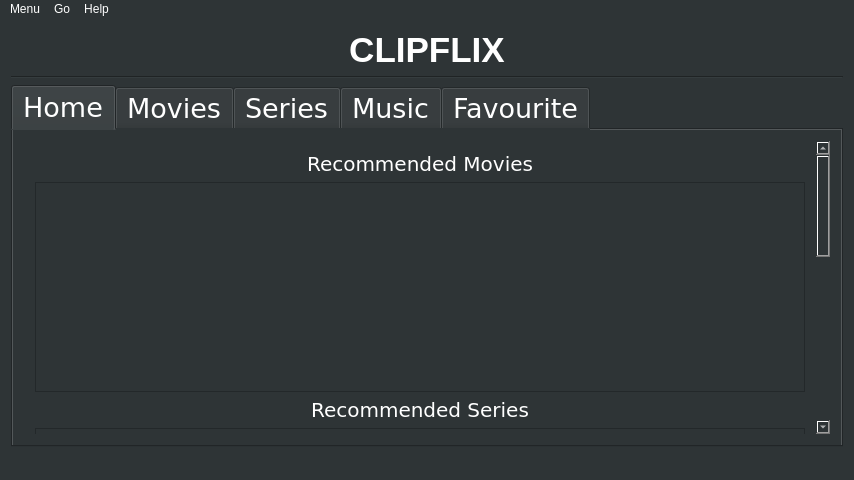
This is ClipFlix/mainwindow.ui in andralves717/IHC_Clipflix as Qt 5 draws it before an edit. The edited form follows.
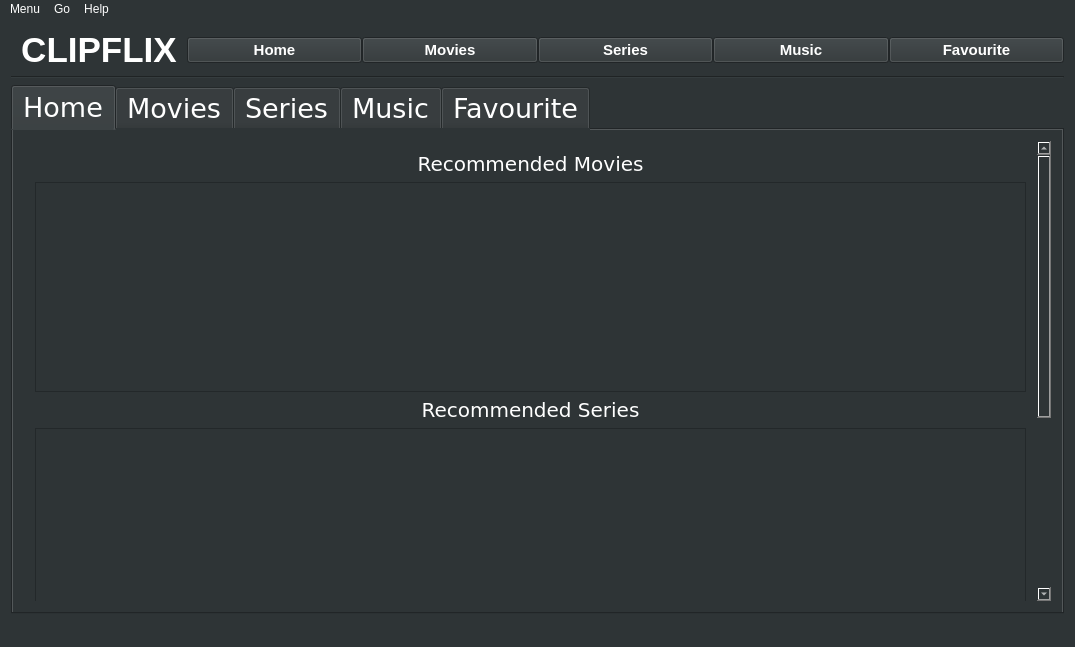
This is the edited form. The open tabs and pages were chosen to show the change. Icons and pictures are not drawn.

Commit message: Nav bar criada

Diff of the .ui file:
```diff
--- a/ClipFlix/mainwindow.ui
+++ b/ClipFlix/mainwindow.ui
@@ -6,8 +6,8 @@
    <rect>
     <x>0</x>
     <y>0</y>
-    <width>854</width>
-    <height>480</height>
+    <width>1075</width>
+    <height>647</height>
    </rect>
   </property>
   <property name="minimumSize">
@@ -39,7 +39,17 @@
   <widget class="QWidget" name="centralWidget">
    <layout class="QGridLayout" name="gridLayout_2">
     <item row="2" column="0">
+     <widget class="Line" name="line">
+      <property name="orientation">
+       <enum>Qt::Horizontal</enum>
+      </property>
+     </widget>
+    </item>
+    <item row="3" column="0">
      <widget class="QTabWidget" name="tabWidget">
+      <property name="enabled">
+       <bool>true</bool>
+      </property>
       <property name="font">
        <font>
         <family>DejaVu Sans</family>
@@ -91,8 +101,8 @@
             <rect>
              <x>0</x>
              <y>0</y>
-             <width>800</width>
-             <height>750</height>
+             <width>1016</width>
+             <height>753</height>
             </rect>
            </property>
            <property name="sizePolicy">
@@ -394,28 +404,136 @@
       </widget>
      </widget>
     </item>
-    <item row="0" column="0">
-     <widget class="QLabel" name="titulo">
-      <property name="sizePolicy">
-       <sizepolicy hsizetype="Preferred" vsizetype="Maximum">
-        <horstretch>0</horstretch>
-        <verstretch>0</verstretch>
-       </sizepolicy>
-      </property>
-      <property name="text">
-       <string>&lt;html&gt;&lt;head/&gt;&lt;body&gt;&lt;p align=&quot;center&quot;&gt;&lt;span style=&quot; font-size:26pt; font-weight:600;&quot;&gt;CLIPFLIX&lt;/span&gt;&lt;/p&gt;&lt;/body&gt;&lt;/html&gt;</string>
-      </property>
-      <property name="alignment">
-       <set>Qt::AlignCenter</set>
-      </property>
-     </widget>
-    </item>
     <item row="1" column="0">
-     <widget class="Line" name="line">
-      <property name="orientation">
-       <enum>Qt::Horizontal</enum>
+     <layout class="QHBoxLayout" name="horizontalLayout_7">
+      <property name="spacing">
+       <number>0</number>
       </property>
-     </widget>
+      <property name="sizeConstraint">
+       <enum>QLayout::SetNoConstraint</enum>
+      </property>
+      <item>
+       <widget class="QLabel" name="titulo">
+        <property name="sizePolicy">
+         <sizepolicy hsizetype="Preferred" vsizetype="Maximum">
+          <horstretch>0</horstretch>
+          <verstretch>0</verstretch>
+         </sizepolicy>
+        </property>
+        <property name="text">
+         <string>&lt;html&gt;&lt;head/&gt;&lt;body&gt;&lt;p align=&quot;center&quot;&gt;&lt;span style=&quot; font-size:26pt; font-weight:600;&quot;&gt;CLIPFLIX&lt;/span&gt;&lt;/p&gt;&lt;/body&gt;&lt;/html&gt;</string>
+        </property>
+        <property name="alignment">
+         <set>Qt::AlignCenter</set>
+        </property>
+       </widget>
+      </item>
+      <item>
+       <widget class="QPushButton" name="pushButton_5">
+        <property name="minimumSize">
+         <size>
+          <width>0</width>
+          <height>23</height>
+         </size>
+        </property>
+        <property name="font">
+         <font>
+          <family>Arial</family>
+          <pointsize>11</pointsize>
+          <weight>75</weight>
+          <bold>true</bold>
+         </font>
+        </property>
+        <property name="text">
+         <string>Home</string>
+        </property>
+        <property name="checkable">
+         <bool>false</bool>
+        </property>
+       </widget>
+      </item>
+      <item>
+       <widget class="QPushButton" name="pushButton_4">
+        <property name="minimumSize">
+         <size>
+          <width>0</width>
+          <height>23</height>
+         </size>
+        </property>
+        <property name="font">
+         <font>
+          <family>Arial</family>
+          <pointsize>11</pointsize>
+          <weight>75</weight>
+          <bold>true</bold>
+         </font>
+        </property>
+        <property name="text">
+         <string>Movies</string>
+        </property>
+        <property name="checkable">
+         <bool>false</bool>
+        </property>
+        <property name="checked">
+         <bool>false</bool>
+        </property>
+       </widget>
+      </item>
+      <item>
+       <widget class="QPushButton" name="pushButton_3">
+        <property name="minimumSize">
+         <size>
+          <width>0</width>
+          <height>23</height>
+         </size>
+        </property>
+        <property name="font">
+         <font>
+          <family>Arial</family>
+          <pointsize>11</pointsize>
+          <weight>75</weight>
+          <bold>true</bold>
+         </font>
+        </property>
+        <property name="text">
+         <string>Series</string>
+        </property>
+        <property name="checkable">
+         <bool>false</bool>
+        </property>
+       </widget>
+      </item>
+      <item>
+       <widget class="QPushButton" name="pushButton_2">
+        <property name="font">
+         <font>
+          <family>Arial</family>
+          <pointsize>11</pointsize>
+          <weight>75</weight>
+          <bold>true</bold>
+         </font>
+        </property>
+        <property name="text">
+         <string>Music</string>
+        </property>
+       </widget>
+      </item>
+      <item>
+       <widget class="QPushButton" name="pushButton_1">
+        <property name="font">
+         <font>
+          <family>Arial</family>
+          <pointsize>11</pointsize>
+          <weight>75</weight>
+          <bold>true</bold>
+         </font>
+        </property>
+        <property name="text">
+         <string>Favourite</string>
+        </property>
+       </widget>
+      </item>
+     </layout>
     </item>
    </layout>
   </widget>
@@ -425,8 +543,8 @@
     <rect>
      <x>0</x>
      <y>0</y>
-     <width>854</width>
-     <height>22</height>
+     <width>1075</width>
+     <height>21</height>
     </rect>
    </property>
    <property name="defaultUp">
```
Left out of the diff: 6 changed lines with no effect on the pictures. The commit also changes 2 other files.
